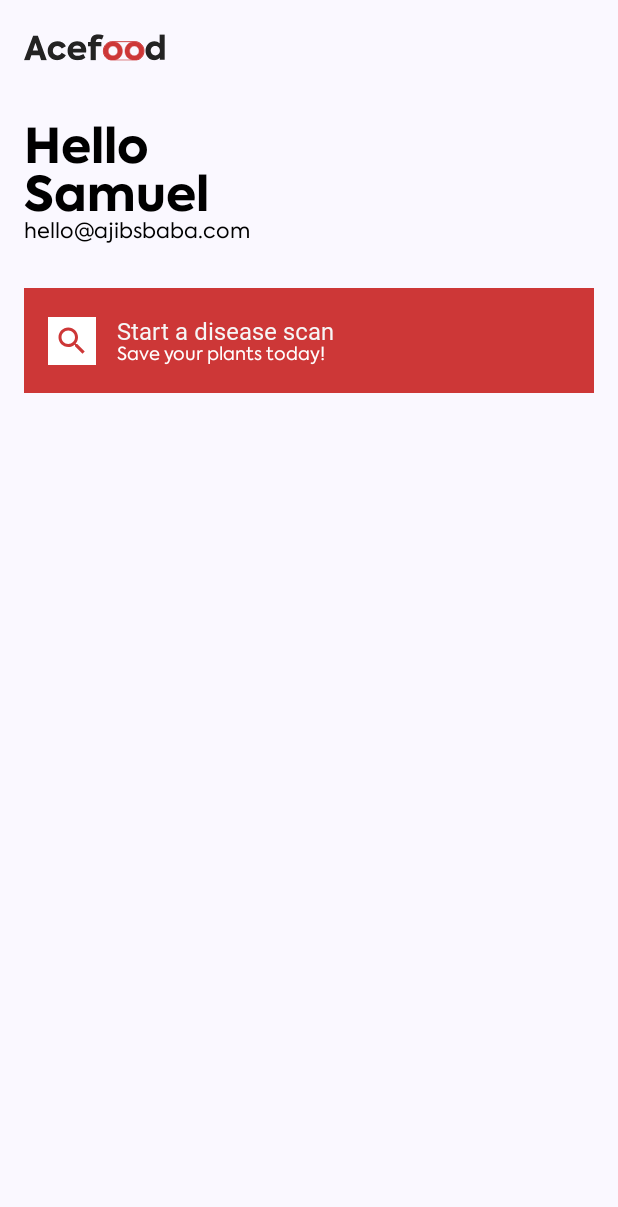
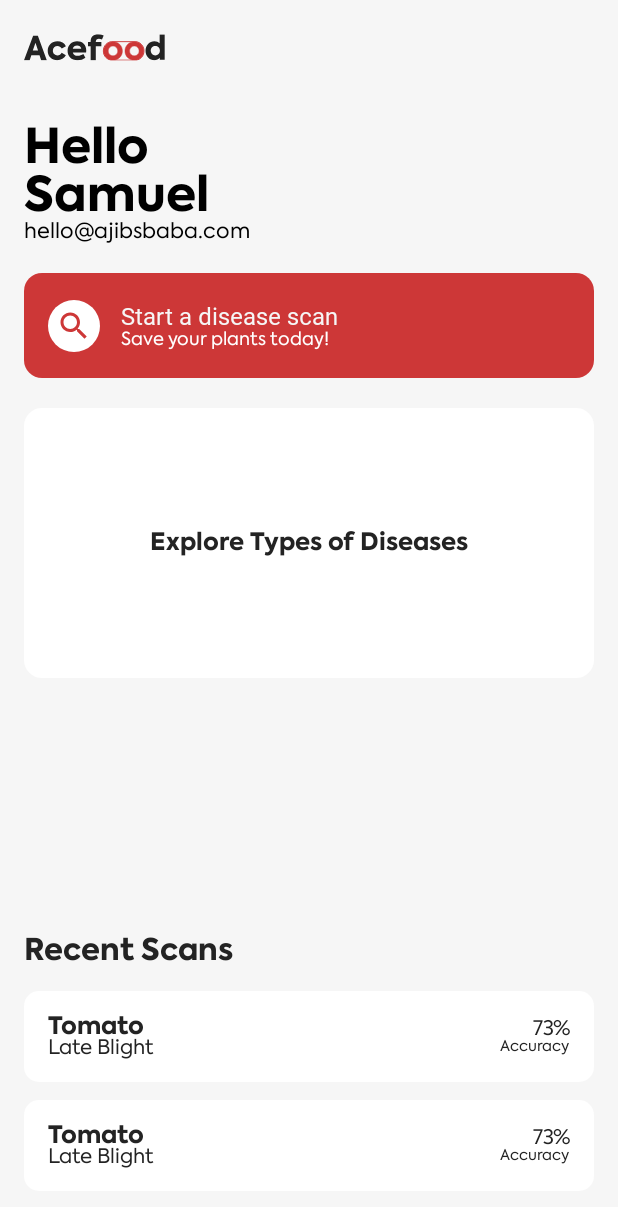
Before and after one commit to AjibsBaba/acefood, an Android app built with Jetpack Compose: the screen it shows after launch (MainActivity), on a phone screen of 412 x 824 dp. Shown: the top 1207 px of the screen. Run offline under Robolectric (Android 15) with nearby library versions, the phone set to English and light mode, and no system bars; Roboto replaces fonts that are not available here.

Commit message:
modified HomeScreen layout added custom styles

```diff
--- a/app/src/main/java/com/ajibsbaba/acefood/MainActivity.kt
+++ b/app/src/main/java/com/ajibsbaba/acefood/MainActivity.kt
@@ -8,20 +8,27 @@ import androidx.compose.foundation.background
 import androidx.compose.foundation.layout.Arrangement
 import androidx.compose.foundation.layout.Column
 import androidx.compose.foundation.layout.Row
+import androidx.compose.foundation.layout.fillMaxHeight
+import androidx.compose.foundation.layout.fillMaxSize
 import androidx.compose.foundation.layout.fillMaxWidth
 import androidx.compose.foundation.layout.height
 import androidx.compose.foundation.layout.padding
 import androidx.compose.foundation.layout.width
+import androidx.compose.foundation.shape.RoundedCornerShape
 import androidx.compose.material.icons.Icons
 import androidx.compose.material.icons.outlined.Search
+import androidx.compose.material3.Card
+import androidx.compose.material3.CardDefaults
 import androidx.compose.material3.ExperimentalMaterial3Api
 import androidx.compose.material3.Icon
 import androidx.compose.material3.Scaffold
 import androidx.compose.material3.Text
 import androidx.compose.material3.TopAppBar
+import androidx.compose.material3.TopAppBarDefaults
 import androidx.compose.runtime.Composable
 import androidx.compose.ui.Alignment
 import androidx.compose.ui.Modifier
+import androidx.compose.ui.draw.clip
 import androidx.compose.ui.graphics.Color
 import androidx.compose.ui.res.painterResource
 import androidx.compose.ui.text.TextStyle
@@ -32,6 +39,8 @@ import androidx.compose.ui.unit.sp
 import com.ajibsbaba.acefood.ui.theme.AcefoodTheme
 import com.ajibsbaba.acefood.ui.theme.Typography
 import com.ajibsbaba.acefood.ui.theme.axiformaFamily
+import com.ajibsbaba.acefood.ui.theme.black50
+import com.ajibsbaba.acefood.ui.theme.gray35
 import com.ajibsbaba.acefood.ui.theme.red100
 import com.ajibsbaba.acefood.ui.theme.white100
 
@@ -50,22 +59,33 @@ class MainActivity : ComponentActivity() {
 @Composable
 fun HomeScreen() {
     Scaffold(
+        containerColor = gray35,
         topBar = {
             TopAppBar(
+                colors = TopAppBarDefaults.smallTopAppBarColors(containerColor = gray35),
                 title = {
                     Image(painterResource(id = R.drawable.acefood_logo), contentDescription = "Acefood Logo", modifier = Modifier.width(94.dp))
                 }
             )
         },
+        bottomBar = {}
         ) { innerPadding ->
         Column(
             modifier = Modifier
-                .padding(innerPadding) .padding(start = 16.dp, end = 16.dp),
-            verticalArrangement = Arrangement.spacedBy(10.dp),
+                .padding(innerPadding)
+                .fillMaxSize()
+                .padding(start = 16.dp, end = 16.dp),
+            verticalArrangement = Arrangement.SpaceBetween,
         ) {
-            UserCard()
-            ScanButton {
+            Column() {
+                UserCard()
+                ScanButton {
+                }
+                DiseaseDetailsCard()
             }
+
+
+            RecentScansCard()
             }
         }
     }
@@ -85,14 +105,22 @@ fun UserCard() {
 
 @Composable
 fun ScanButton(onClick: () -> Unit) {
-    Column(verticalArrangement = Arrangement.Center,modifier = Modifier
-        .background(red100)
+    Card(modifier = Modifier
         .fillMaxWidth()
-        .padding(start = 16.dp)
-        .height(70.dp)) {
-        Row(verticalAlignment = Alignment.CenterVertically, horizontalArrangement = Arrangement.Center) {
-            Icon(tint = red100, imageVector = Icons.Outlined.Search, contentDescription = "Search Icon", modifier = Modifier.padding(end = 14.dp) .background(
-                white100) .padding(4.dp))
+        .height(70.dp), colors = CardDefaults.cardColors(
+        containerColor = red100
+    )) {
+        Row(verticalAlignment = Alignment.CenterVertically, horizontalArrangement = Arrangement.Start, modifier = Modifier
+            .fillMaxWidth()
+            .fillMaxHeight()
+            .padding(start = 16.dp)) {
+            Icon(tint = red100, imageVector = Icons.Outlined.Search, contentDescription = "Search Icon", modifier = Modifier
+                .padding(end = 14.dp)
+                .clip(RoundedCornerShape(50.dp))
+                .background(
+                    white100
+                )
+                .padding(5.dp))
             Column {
                 Text(text = "Start a disease scan",
                     style = TextStyle(
@@ -119,13 +147,168 @@ fun ScanButton(onClick: () -> Unit) {
 }
 
 
-@Preview(showBackground = true, )
 @Composable
-fun CardPreview() {
-    AcefoodTheme {
-        UserCard()
+fun DiseaseDetailsCard() {
+    Card(modifier =
+    Modifier
+        .fillMaxWidth()
+        .height(200.dp)
+        .padding(top = 20.dp), colors = CardDefaults.cardColors(
+            containerColor = white100
+        )) {
+            Row(modifier = Modifier
+                .fillMaxWidth()
+                .fillMaxHeight(), verticalAlignment = Alignment.CenterVertically, horizontalArrangement = Arrangement.Center) {
+                Text(
+                    text = "Explore Types of Diseases",
+                    style = TextStyle(
+                        fontSize = 16.sp,
+                        fontFamily = axiformaFamily),
+                        fontWeight = FontWeight.ExtraBold,
+                        color = black50,
+                    )
+            }
     }
 }
+
+@Composable
+fun RecentScansCard() {
+    Column(modifier = Modifier
+        .fillMaxWidth()
+        .padding(bottom = 30.dp)) {
+        Text(
+            text = "Recent Scans",
+            modifier = Modifier.padding(bottom = 16.dp),
+            style = TextStyle(
+                fontSize = 20.sp,
+                fontFamily = axiformaFamily,
+                fontWeight = FontWeight.ExtraBold,
+                color = black50,
+                )
+        )
+        Row(horizontalArrangement = Arrangement.SpaceBetween, verticalAlignment = Alignment.CenterVertically, modifier = Modifier
+            .fillMaxWidth()
+            .clip(RoundedCornerShape(10.dp))
+            .background(
+                white100
+            )
+            .padding(16.dp) ) {
+            Column {
+                Text(
+                    text = "Tomato",
+                    style = TextStyle(
+                        fontSize = 16.sp,
+                        fontFamily = axiformaFamily,
+                        fontWeight = FontWeight.ExtraBold,
+                        color = black50,
+
+                        )
+                )
+                Text(
+                    text = "Late Blight",
+                    style = TextStyle(
+                        fontSize = 13.sp,
+                        fontFamily = axiformaFamily,
+                        fontWeight = FontWeight.Normal,
+                        color = black50,
+
+                        )
+                )
+            }
+            Column(horizontalAlignment = Alignment.End) {
+                Text(
+                    text = "73%",
+                    style = TextStyle(
+                        fontSize = 13.sp,
+                        fontFamily = axiformaFamily,
+                        fontWeight = FontWeight.Normal,
+                        color = black50,
+
+                        )
+                )
+                Text(
+                    text = "Accuracy",
+                    style = TextStyle(
+                        fontSize = 10.sp,
+                        fontFamily = axiformaFamily,
+                        fontWeight = FontWeight.Normal,
+                        color = black50,
+
+                        )
+                )
+            }
+        }
+        Row(modifier = Modifier.height(12.dp)) {
+
+        }
+        Row(horizontalArrangement = Arrangement.SpaceBetween, verticalAlignment = Alignment.CenterVertically, modifier = Modifier
+            .fillMaxWidth()
+            .clip(RoundedCornerShape(10.dp))
+            .background(
+                white100
+            )
+            .padding(16.dp) ) {
+            Column {
+                Text(
+                    text = "Tomato",
+                    style = TextStyle(
+                        fontSize = 16.sp,
+                        fontFamily = axiformaFamily,
+                        fontWeight = FontWeight.ExtraBold,
+                        color = black50,
+
+                        )
+                )
+                Text(
+                    text = "Late Blight",
+                    style = TextStyle(
+                        fontSize = 13.sp,
+                        fontFamily = axiformaFamily,
+                        fontWeight = FontWeight.Normal,
+                        color = black50,
+
+                        )
+                )
+            }
+            Column(horizontalAlignment = Alignment.End) {
+                Text(
+                    text = "73%",
+                    style = TextStyle(
+                        fontSize = 13.sp,
+                        fontFamily = axiformaFamily,
+                        fontWeight = FontWeight.Normal,
+                        color = black50,
+
+                        )
+                )
+                Text(
+                    text = "Accuracy",
+                    style = TextStyle(
+                        fontSize = 10.sp,
+                        fontFamily = axiformaFamily,
+                        fontWeight = FontWeight.Normal,
+                        color = black50,
+
+                        )
+                )
+            }
+        }
+    }
+}
+
+
+@Composable
+fun PlantDiseaseList() {
+
+}
+@Preview(showBackground = true)
+@Composable
+fun RecentScansPreview() {
+    AcefoodTheme {
+        RecentScansCard()
+    }
+}
+
 
 @Preview(showBackground = true)
 @Composable
@@ -135,7 +318,7 @@ fun ButtonPreview() {
     }
 }
 
-@Preview(showBackground = true)
+@Preview(showBackground = true, showSystemUi = true)
 @Composable
 fun HomeScreenPreview() {
     AcefoodTheme {
```
